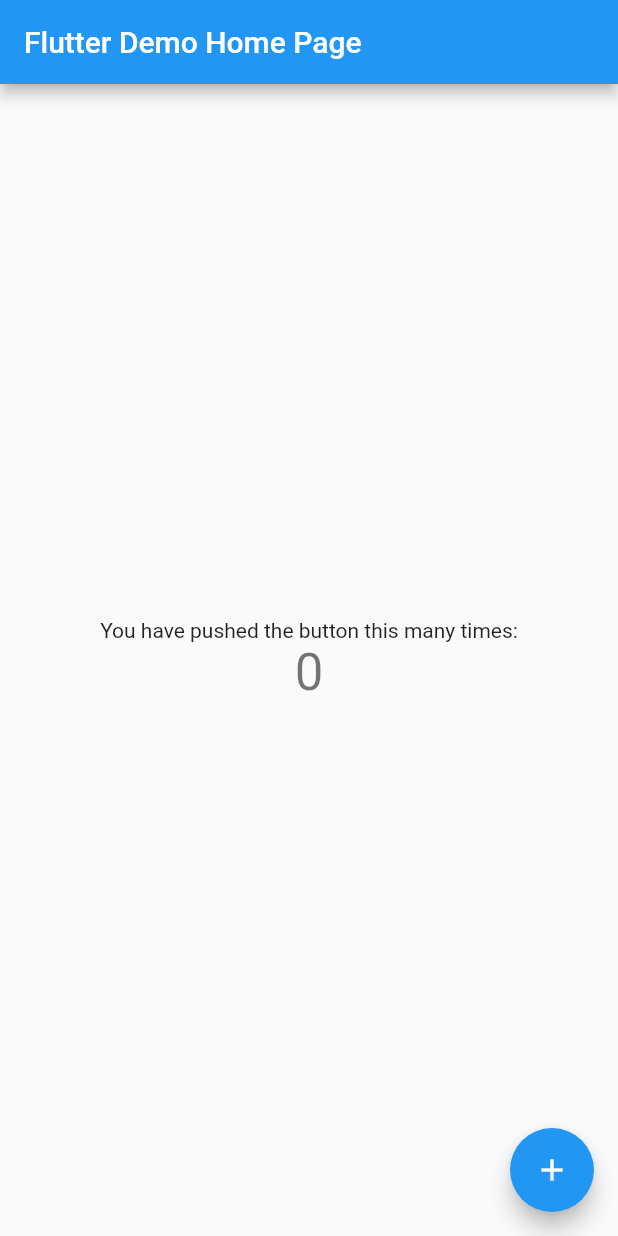
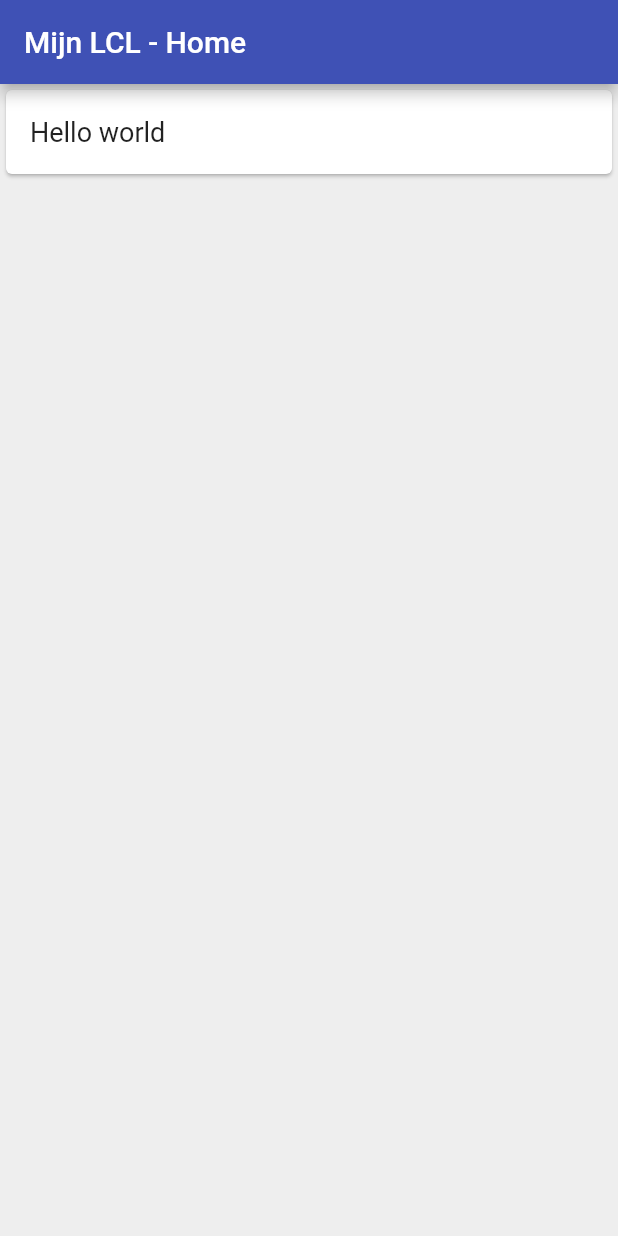
Before and after one commit to Lucas040/mijn_lcl, a Flutter app: the screen it shows after launch, on a phone screen of 412 x 824 dp. Run offline on Flutter 3.47's test engine with Material 2 defaults, Android fonts, the phone set to English and light mode, and no system bars.

Commit message:
Added Hello world app code

```diff
--- a/lib/main.dart
+++ b/lib/main.dart
@@ -1,109 +1,66 @@
+// >> Dependencies
 import 'package:flutter/material.dart';
+import 'dart:io';
+import 'dart:convert';
 
-void main() => runApp(new MyApp());
+// >> Variables
+var httpClient = new HttpClient();
 
-class MyApp extends StatelessWidget {
-  // This widget is the root of your application.
+// >> Functions
+void main() { // App paths
+  runApp(new MaterialApp(
+    home: new App(),
+    routes: <String, WidgetBuilder> {
+//      "login":
+    },
+  ));
+}
+
+// >> Classes
+class App extends StatelessWidget { // App setup
   @override
+
+  final title = "Mijn LCL";
+
   Widget build(BuildContext context) {
     return new MaterialApp(
-      title: 'Flutter Demo',
+      title: title,
       theme: new ThemeData(
-        // This is the theme of your application.
-        //
-        // Try running your application with "flutter run". You'll see the
-        // application has a blue toolbar. Then, without quitting the app, try
-        // changing the primarySwatch below to Colors.green and then invoke
-        // "hot reload" (press "r" in the console where you ran "flutter run",
-        // or press Run > Flutter Hot Reload in IntelliJ). Notice that the
-        // counter didn't reset back to zero; the application is not restarted.
-        primarySwatch: Colors.blue,
+        primarySwatch: Colors.indigo,
+        accentColor: Colors.pinkAccent,
       ),
-      home: new MyHomePage(title: 'Flutter Demo Home Page'),
+      home: new Home(title: title + " - Home"),
     );
   }
 }
 
-class MyHomePage extends StatefulWidget {
-  MyHomePage({Key key, this.title}) : super(key: key);
-
-  // This widget is the home page of your application. It is stateful, meaning
-  // that it has a State object (defined below) that contains fields that affect
-  // how it looks.
-
-  // This class is the configuration for the state. It holds the values (in this
-  // case the title) provided by the parent (in this case the App widget) and
-  // used by the build method of the State. Fields in a Widget subclass are
-  // always marked "final".
+class Home extends StatefulWidget { // Setup home screen
+  Home({Key key, this.title}) : super(key: key);
 
   final String title;
 
   @override
-  _MyHomePageState createState() => new _MyHomePageState();
+  _HomeState createState() => new _HomeState();
 }
 
-class _MyHomePageState extends State<MyHomePage> {
-  int _counter = 0;
-
-  void _incrementCounter() {
-    setState(() {
-      // This call to setState tells the Flutter framework that something has
-      // changed in this State, which causes it to rerun the build method below
-      // so that the display can reflect the updated values. If we changed
-      // _counter without calling setState(), then the build method would not be
-      // called again, and so nothing would appear to happen.
-      _counter++;
-    });
-  }
-
+class _HomeState extends State<Home> { // Settings of home screen
   @override
   Widget build(BuildContext context) {
-    // This method is rerun every time setState is called, for instance as done
-    // by the _incrementCounter method above.
-    //
-    // The Flutter framework has been optimized to make rerunning build methods
-    // fast, so that you can just rebuild anything that needs updating rather
-    // than having to individually change instances of widgets.
     return new Scaffold(
       appBar: new AppBar(
-        // Here we take the value from the MyHomePage object that was created by
-        // the App.build method, and use it to set our appbar title.
         title: new Text(widget.title),
       ),
-      body: new Center(
-        // Center is a layout widget. It takes a single child and positions it
-        // in the middle of the parent.
-        child: new Column(
-          // Column is also layout widget. It takes a list of children and
-          // arranges them vertically. By default, it sizes itself to fit its
-          // children horizontally, and tries to be as tall as its parent.
-          //
-          // Invoke "debug paint" (press "p" in the console where you ran
-          // "flutter run", or select "Toggle Debug Paint" from the Flutter tool
-          // window in IntelliJ) to see the wireframe for each widget.
-          //
-          // Column has various properties to control how it sizes itself and
-          // how it positions its children. Here we use mainAxisAlignment to
-          // center the children vertically; the main axis here is the vertical
-          // axis because Columns are vertical (the cross axis would be
-          // horizontal).
-          mainAxisAlignment: MainAxisAlignment.center,
-          children: <Widget>[
-            new Text(
-              'You have pushed the button this many times:',
+      backgroundColor: Colors.grey[200],
+      body: new Container(
+        child: new Card(
+          child: new ListTile(
+            title: new Text(
+                "Hello world",
+                style: const TextStyle(fontSize: 18.0),
             ),
-            new Text(
-              '$_counter',
-              style: Theme.of(context).textTheme.display1,
-            ),
-          ],
+          ),
         ),
       ),
-      floatingActionButton: new FloatingActionButton(
-        onPressed: _incrementCounter,
-        tooltip: 'Increment',
-        child: new Icon(Icons.add),
-      ), // This trailing comma makes auto-formatting nicer for build methods.
     );
   }
 }
```
